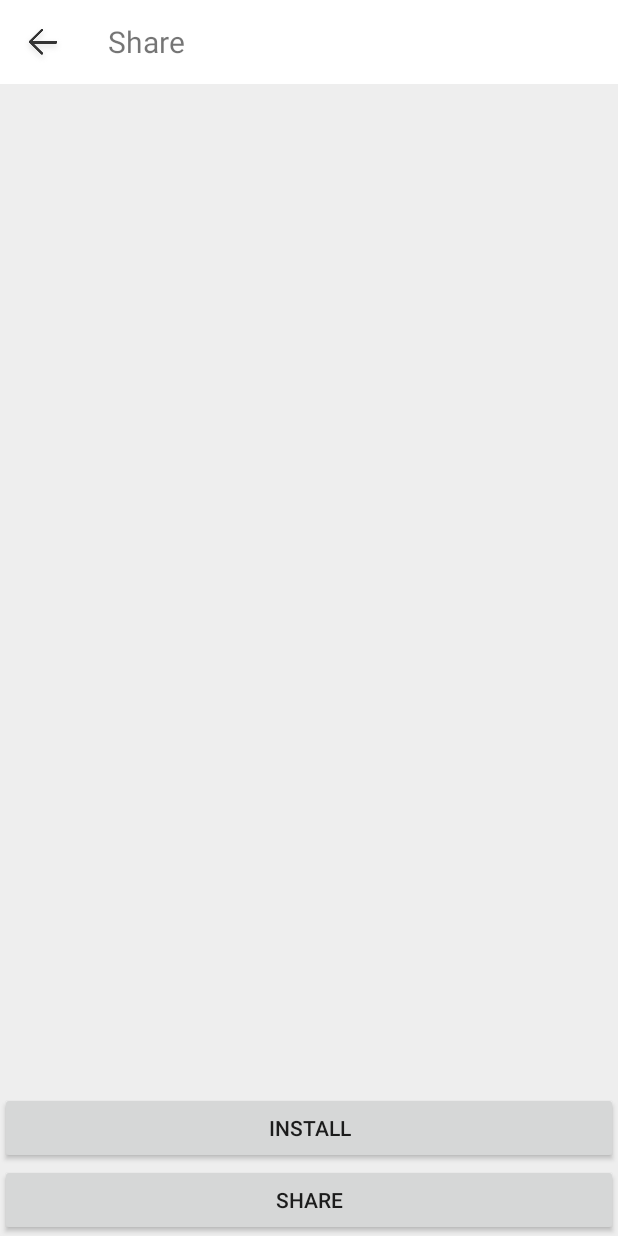
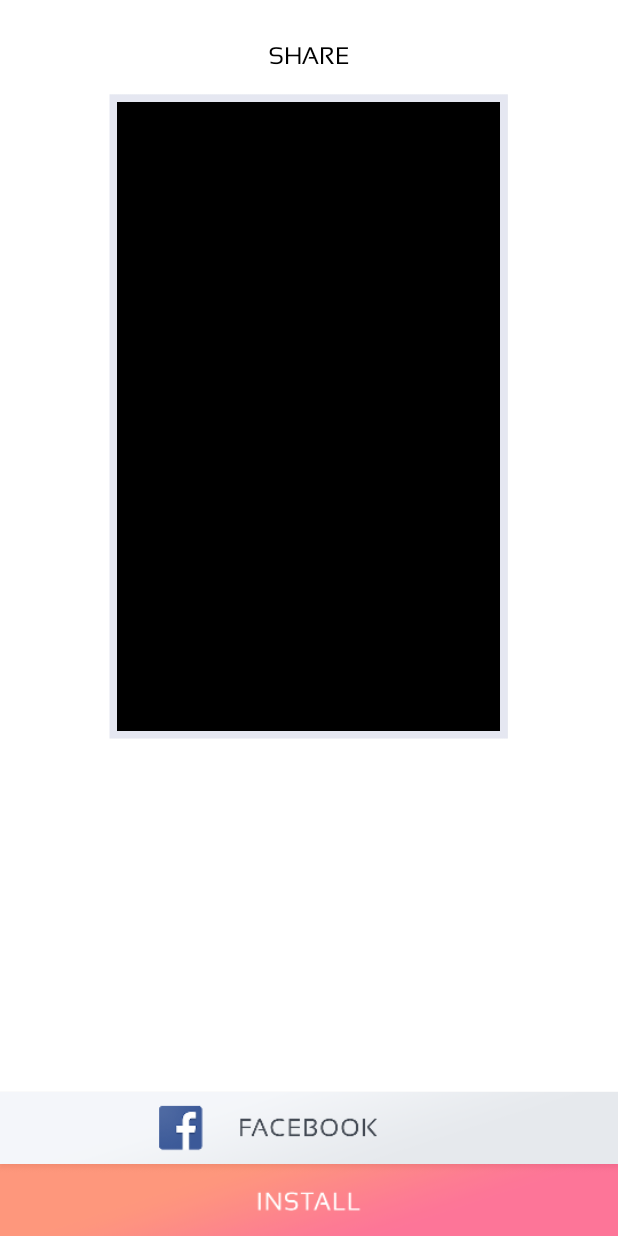
Before and after one commit to FlareMars/MiniVideo, an Android app: the ShareActivity screen opened directly, with no data from a screen before it, on a phone screen of 412 x 824 dp. Run offline under Robolectric (Android 15) with nearby library versions, the phone set to English and light mode, and no system bars.

Commit message:
更换分享页UI

```diff
--- a/app/src/main/java/com/gomo/minivideo/camera/ShareActivity.java
+++ b/app/src/main/java/com/gomo/minivideo/camera/ShareActivity.java
@@ -2,7 +2,9 @@ package com.gomo.minivideo.camera;
 
 import android.content.Context;
 import android.content.Intent;
+import android.content.res.AssetManager;
 import android.graphics.Bitmap;
+import android.graphics.Typeface;
 import android.media.ThumbnailUtils;
 import android.os.Bundle;
 import android.provider.MediaStore;
@@ -32,6 +34,8 @@ public class ShareActivity extends AppCompatActivity {
     private Button shareBtn;
     private Button installBtn;
 
+    //ShareDialog shareDialog;
+
     @Override
     protected void onCreate(Bundle savedInstanceState) {
         super.onCreate(savedInstanceState);
@@ -43,26 +47,48 @@ public class ShareActivity extends AppCompatActivity {
         mTitleTv = (TextView) findViewById(R.id.title);
         shareBtn = (Button) findViewById(R.id.btn_share);
         installBtn = (Button) findViewById(R.id.btn_install);
-
         initViews();
     }
 
     private void initViews() {
-        mBackBtn.setImageResource(R.drawable.top_panel_back);
-        mBackBtn.setOnClickListener(new View.OnClickListener() {
-            @Override
-            public void onClick(View view) {
-                finish();
-            }
-        });
-        mTitleTv.setText("Share");
+//        mBackBtn.setImageResource(R.drawable.top_panel_back);
+//        mBackBtn.setOnClickListener(new View.OnClickListener() {
+//            @Override
+//            public void onClick(View view) {
+//                finish();
+//            }
+//        });
+        mTitleTv.setText("SHARE");
+        //设置标题字体
+        AssetManager mgr=getAssets();
+        Typeface tf= Typeface.createFromAsset(mgr, "Sansation_Regular.ttf");
+        mTitleTv.setTypeface(tf);
 
         shareBtn.setOnClickListener(new View.OnClickListener() {
             @Override
             public void onClick(View view) {
 
+//                Uri videoFileUri = Uri.parse("");
+//                ShareVideo builder = new ShareVideo.Builder()
+//                        .setLocalUrl(videoFileUri)
+//                        .build();
+//                ShareVideoContent content = new ShareVideoContent.Builder()
+//                        .setVideo(builder)
+//                        .build();
+//                ShareDialog.show(ShareActivity.this, content);
             }
         });
+
+//        if (ShareDialog.canShow(ShareLinkContent.class)) {
+//            ShareLinkContent linkContent = new ShareLinkContent.Builder()
+//                    .setContentTitle("Hello Facebook")
+//                    .setContentDescription(
+//                            "The 'Hello Facebook' sample  showcases simple Facebook integration")
+//                    .setContentUrl(Uri.parse("http://developers.facebook.com/android"))
+//                    .build();
+//
+//            shareDialog.show(linkContent);
+//        }
 
         installBtn.setOnClickListener(new View.OnClickListener() {
             @Override
--- a/app/src/main/res/layout/activity_share.xml
+++ b/app/src/main/res/layout/activity_share.xml
@@ -5,62 +5,78 @@
     android:layout_width="match_parent"
     android:layout_height="match_parent"
     tools:context="com.gomo.minivideo.camera.ShareActivity"
-    android:background="#eeeeee">
+    android:background="#ffffff">
 
     <LinearLayout
         xmlns:android="http://schemas.android.com/apk/res/android"
         android:id="@+id/top_panel"
         android:layout_width="match_parent"
-        android:layout_height="56dp"
+        android:layout_height="wrap_content"
+        android:layout_marginTop="28dp"
+        android:layout_marginBottom="16dp"
         android:gravity="center_vertical"
         android:orientation="horizontal"
         android:background="#ffffff">
 
         <ImageView
             android:id="@+id/back"
-            android:layout_width="48dp"
-            android:layout_height="48dp"
+            android:layout_width="1dp"
+            android:layout_height="1dp"
             android:scaleType="center"
             android:layout_marginLeft="4dp"
             android:layout_marginStart="4dp"
             android:layout_marginRight="20dp"
-            android:layout_marginEnd="20dp" />
+            android:layout_marginEnd="20dp"
+            android:visibility="gone"/>
 
         <TextView
             android:id="@+id/title"
-            android:layout_width="wrap_content"
+            android:layout_width="match_parent"
             android:layout_height="match_parent"
-            android:textSize="20sp"
-            android:gravity="center_vertical"
+            android:textSize="16sp"
+            android:textStyle="bold"
+            android:textColor="#000"
+            android:gravity="center"
             android:maxLines="1"
-            android:ellipsize="end"/>
+            android:ellipsize="end" />
 
     </LinearLayout>
 
     <ImageView
-        android:id="@+id/image_view"
-        android:layout_width="200dp"
-        android:layout_height="355dp"
+        android:id="@+id/image_view_bg"
+        android:layout_width="266dp"
+        android:layout_height="430dp"
         android:layout_centerHorizontal="true"
         android:layout_below="@+id/top_panel"
-        android:layout_marginTop="20dp"
         android:scaleType="fitXY"
+        android:background="@drawable/videobg"
+        />
+
+    <ImageView
+        android:id="@+id/image_view"
+        android:layout_width="255dp"
+        android:layout_height="419dp"
+        android:layout_centerHorizontal="true"
+        android:layout_below="@+id/top_panel"
+        android:layout_marginTop="5dp"
+        android:scaleType="fitXY"
+        android:background="#000"
+        />
+
+    <Button
+        android:id="@+id/btn_install"
+        android:layout_width="match_parent"
+        android:layout_height="wrap_content"
+        android:layout_alignParentBottom="true"
+        android:background="@drawable/install_btn"
         />
 
     <Button
         android:id="@+id/btn_share"
         android:layout_width="match_parent"
         android:layout_height="wrap_content"
-        android:layout_alignParentBottom="true"
-        android:text="Share"
-        />
-
-    <Button
-        android:id="@+id/btn_install"
-        android:layout_width="match_parent"
-        android:layout_height="wrap_content"
-        android:layout_above="@+id/btn_share"
-        android:text="Install"
+        android:layout_above="@+id/btn_install"
+        android:background="@drawable/facebook_btn"
         />
 
 </RelativeLayout>
```
Also changed, not shown: app/src/main/assets/Sansation_Regular.ttf (added), app/src/main/res/drawable-xxhdpi/facebook_btn.png (added), app/src/main/res/drawable-xxhdpi/install_btn.png (added), app/src/main/res/drawable-xxhdpi/videobg.png (added).
